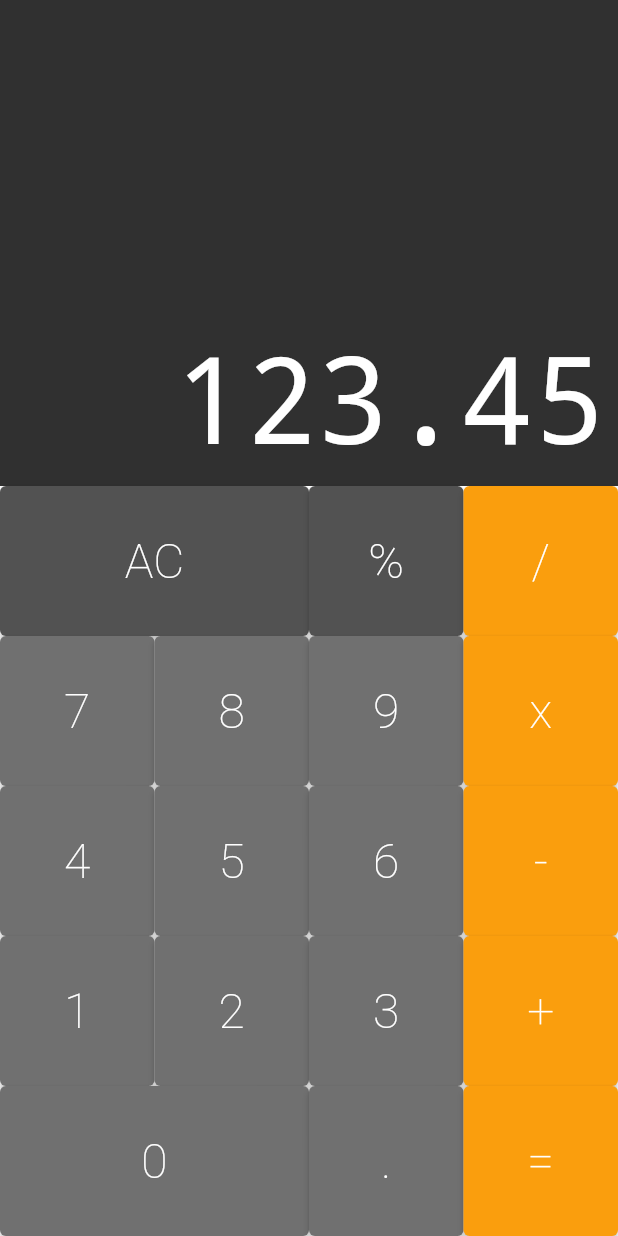
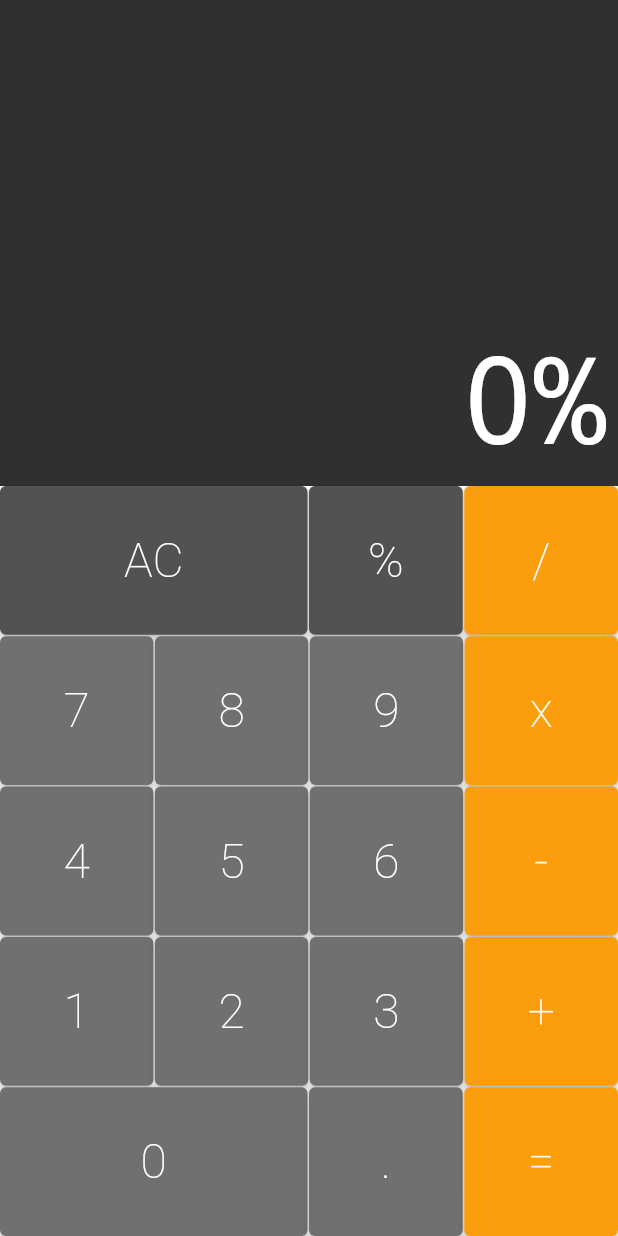
Before and after one commit to Joao-Gontijo/flutter-calculator, a Flutter app: the screen it shows after launch, after a tap on an icon or button, on a phone screen of 412 x 824 dp. Run offline on Flutter 3.47's test engine with Material 2 defaults, Android fonts, the phone set to English and light mode, and no system bars; drawn by our look-alikes of auto_size_text.

Commit message:
starting memory operations

```diff
--- a/lib/components/button_row.dart
+++ b/lib/components/button_row.dart
@@ -12,7 +12,12 @@ class ButtonRow extends StatelessWidget {
       flex: 1,
       child: Row(
         crossAxisAlignment: CrossAxisAlignment.stretch,
-        children: buttons,
+        children: buttons.fold(<Widget>[], (list, b) {
+          list.isEmpty
+              ? list.add(b)
+              : list.addAll([const SizedBox(width: 1), b]);
+          return list;
+        }),
       ),
     );
   }
--- a/lib/components/keyboard.dart
+++ b/lib/components/keyboard.dart
@@ -19,24 +19,36 @@ class Keyboard extends StatelessWidget {
             Button(text: '%', color: Button.DARK, cb: cb),
             Button.operation(text: '/', cb: cb),
           ]),
+          const SizedBox(
+            height: 1,
+          ),
           ButtonRow([
             Button(text: '7', cb: cb),
             Button(text: '8', cb: cb),
             Button(text: '9', cb: cb),
             Button.operation(text: 'x', cb: cb),
           ]),
+          const SizedBox(
+            height: 1,
+          ),
           ButtonRow([
             Button(text: '4', cb: cb),
             Button(text: '5', cb: cb),
             Button(text: '6', cb: cb),
             Button.operation(text: '-', cb: cb),
           ]),
+          const SizedBox(
+            height: 1,
+          ),
           ButtonRow([
             Button(text: '1', cb: cb),
             Button(text: '2', cb: cb),
             Button(text: '3', cb: cb),
             Button.operation(text: '+', cb: cb),
           ]),
+          const SizedBox(
+            height: 1,
+          ),
           ButtonRow([
             Button.big(text: '0', cb: cb),
             Button(text: '.', cb: cb),
--- a/lib/models/memory.dart
+++ b/lib/models/memory.dart
@@ -1,2 +1,20 @@
 //classe responsável por mostrar os dados no display
-class Memory {}
+class Memory {
+  String _value = '0';
+
+  String get value {
+    return _value;
+  }
+
+  void applyCommand(String command) {
+    if (command == 'AC') {
+      _allClear();
+    } else {
+      _value += command; //valor sempre vai ter o valor novo
+    }
+  }
+
+  _allClear() {
+    _value = '0';
+  }
+}
--- a/lib/screens/calculator.dart
+++ b/lib/screens/calculator.dart
@@ -1,10 +1,20 @@
 import 'package:calculator/components/display.dart';
 import 'package:calculator/components/keyboard.dart';
+import 'package:calculator/models/memory.dart';
 import 'package:flutter/material.dart';
 
-class Calculator extends StatelessWidget {
-  _onPressed(String text) {
-    print(text);
+class Calculator extends StatefulWidget {
+  @override
+  State<Calculator> createState() => _CalculatorState();
+}
+
+class _CalculatorState extends State<Calculator> {
+  final Memory memory = Memory();
+
+  _onPressed(String command) {
+    setState(() {
+      memory.applyCommand(command);
+    });
   }
 
   @override
@@ -12,7 +22,7 @@ class Calculator extends StatelessWidget {
     return MaterialApp(
       home: Column(
         children: [
-          Display("123.45"),
+          Display(memory.value),
           Keyboard(_onPressed),
         ],
       ),
```
